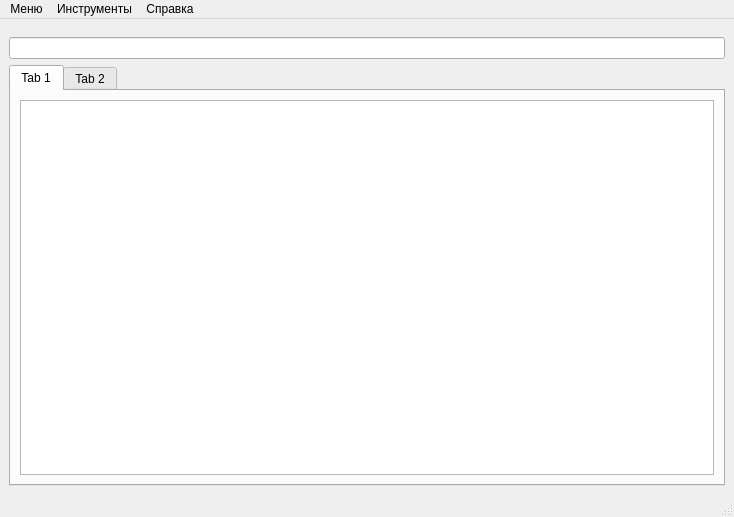
First picture: the form in MainWindow.ui, repository mrEscow/GB_QT, before the edit.
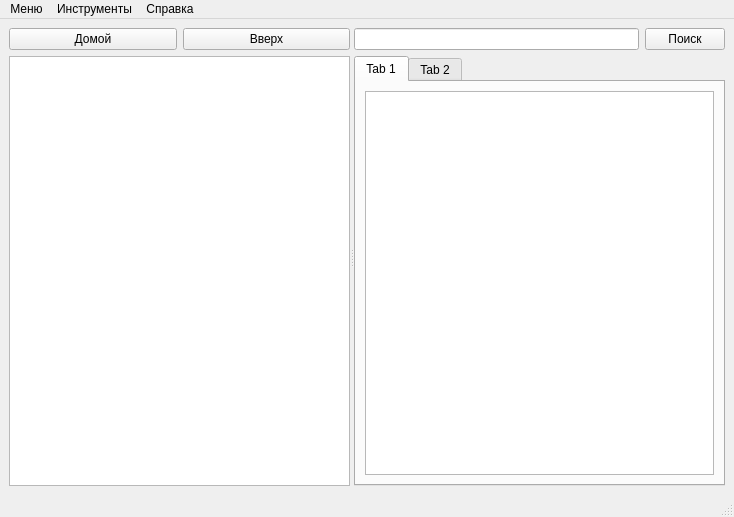
Second picture: the form after the edit.

Commit message: Update ui main window and update file system viewer

Diff of the .ui file:
```diff
--- a/MainWindow.ui
+++ b/MainWindow.ui
@@ -20,20 +20,47 @@
      <verstretch>0</verstretch>
     </sizepolicy>
    </property>
-   <layout class="QVBoxLayout" name="verticalLayout_2">
+   <layout class="QVBoxLayout" name="verticalLayout_3">
     <item>
      <widget class="QSplitter" name="splitter">
       <property name="orientation">
        <enum>Qt::Horizontal</enum>
       </property>
+      <widget class="QWidget" name="">
+       <layout class="QVBoxLayout" name="verticalLayout_2">
+        <item>
+         <layout class="QHBoxLayout" name="horizontalLayout_3">
+          <item>
+           <widget class="QPushButton" name="pushButtonHome">
+            <property name="text">
+             <string>Домой</string>
+            </property>
+           </widget>
+          </item>
+          <item>
+           <widget class="QPushButton" name="pushButtonUp">
+            <property name="text">
+             <string>Вверх</string>
+            </property>
+           </widget>
+          </item>
+         </layout>
+        </item>
+        <item>
+         <widget class="QListView" name="listView"/>
+        </item>
+       </layout>
+      </widget>
       <widget class="QWidget" name="">
        <layout class="QVBoxLayout" name="verticalLayout">
         <property name="spacing">
          <number>6</number>
         </property>
         <property name="topMargin">
-         <number>9</number>
+         <number>0</number>
         </property>
+        <item>
+         <layout class="QHBoxLayout" name="horizontalLayout_2">
         <item>
          <widget class="QLineEdit" name="lineEditNavigation">
           <property name="minimumSize">
@@ -43,6 +70,15 @@
            </size>
           </property>
          </widget>
+          </item>
+          <item>
+           <widget class="QPushButton" name="pushButtonSearch">
+            <property name="text">
+             <string>Поиск</string>
+            </property>
+           </widget>
+          </item>
+         </layout>
         </item>
         <item>
          <widget class="QTabWidget" name="tabWidget">
```
Lines whose indentation alone changed are shown as unchanged. The commit also changes 4 other files.
